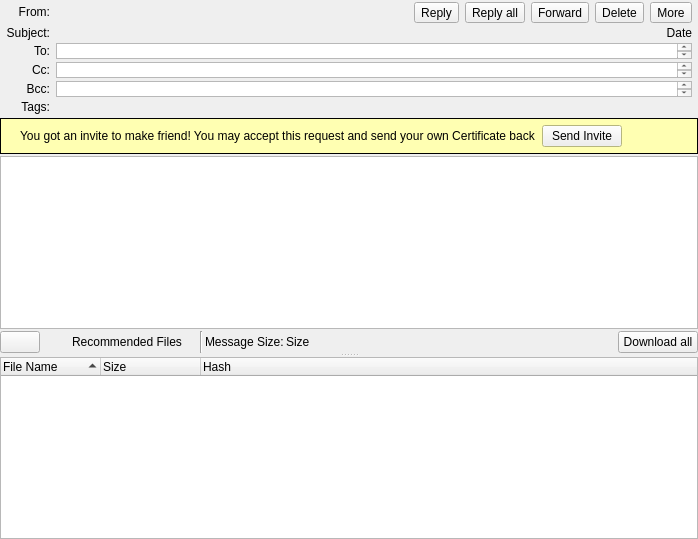
Old version of the form retroshare-gui/src/gui/msgs/MessageWidget.ui in the repository RetroShare/RetroShare.
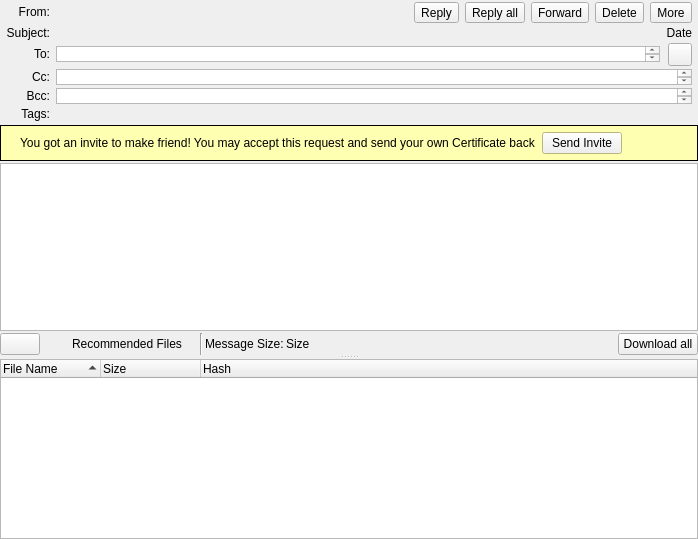
New version of the form. Icons and pictures are not drawn. Custom widgets are drawn as their Qt base class.

Commit message: Added feature for expand to field

What changed in the file:
```diff
--- a/retroshare-gui/src/gui/msgs/MessageWidget.ui
+++ b/retroshare-gui/src/gui/msgs/MessageWidget.ui
@@ -51,93 +51,6 @@
           <property name="verticalSpacing">
            <number>3</number>
           </property>
-          <item row="4" column="0">
-           <widget class="QLabel" name="bccLabel">
-            <property name="sizePolicy">
-             <sizepolicy hsizetype="Expanding" vsizetype="Fixed">
-              <horstretch>0</horstretch>
-              <verstretch>0</verstretch>
-             </sizepolicy>
-            </property>
-            <property name="font">
-             <font>
-              <pointsize>9</pointsize>
-             </font>
-            </property>
-            <property name="text">
-             <string>Bcc:</string>
-            </property>
-            <property name="alignment">
-             <set>Qt::AlignRight|Qt::AlignTrailing|Qt::AlignVCenter</set>
-            </property>
-           </widget>
-          </item>
-          <item row="2" column="0">
-           <widget class="QLabel" name="toLabel">
-            <property name="sizePolicy">
-             <sizepolicy hsizetype="Expanding" vsizetype="Fixed">
-              <horstretch>0</horstretch>
-              <verstretch>0</verstretch>
-             </sizepolicy>
-            </property>
-            <property name="font">
-             <font>
-              <pointsize>9</pointsize>
-             </font>
-            </property>
-            <property name="text">
-             <string>To:</string>
-            </property>
-            <property name="alignment">
-             <set>Qt::AlignRight|Qt::AlignTrailing|Qt::AlignVCenter</set>
-            </property>
-           </widget>
-          </item>
-          <item row="3" column="0">
-           <widget class="QLabel" name="ccLabel">
-            <property name="sizePolicy">
-             <sizepolicy hsizetype="Expanding" vsizetype="Fixed">
-              <horstretch>0</horstretch>
-              <verstretch>0</verstretch>
-             </sizepolicy>
-            </property>
-            <property name="font">
-             <font>
-              <pointsize>9</pointsize>
-             </font>
-            </property>
-            <property name="text">
-             <string>Cc:</string>
-            </property>
-            <property name="alignment">
-             <set>Qt::AlignRight|Qt::AlignTrailing|Qt::AlignVCenter</set>
-            </property>
-            <property name="wordWrap">
-             <bool>false</bool>
-            </property>
-           </widget>
-          </item>
-          <item row="5" column="0">
-           <widget class="QLabel" name="tagsLabel">
-            <property name="sizePolicy">
-             <sizepolicy hsizetype="Expanding" vsizetype="Fixed">
-              <horstretch>0</horstretch>
-              <verstretch>0</verstretch>
-             </sizepolicy>
-            </property>
-            <property name="font">
-             <font>
-              <pointsize>9</pointsize>
-             </font>
-            </property>
-            <property name="text">
-             <string>Tags:</string>
-            </property>
-            <property name="alignment">
-             <set>Qt::AlignRight|Qt::AlignTrailing|Qt::AlignVCenter</set>
-            </property>
-           </widget>
-          </item>
           <item row="1" column="4">
            <widget class="QLabel" name="dateText">
             <property name="sizePolicy">
@@ -290,6 +203,114 @@
             </item>
            </layout>
           </item>
+          <item row="7" column="0">
+           <widget class="QLabel" name="tagsLabel">
+            <property name="sizePolicy">
+             <sizepolicy hsizetype="Expanding" vsizetype="Fixed">
+              <horstretch>0</horstretch>
+              <verstretch>0</verstretch>
+             </sizepolicy>
+            </property>
+            <property name="font">
+             <font>
+              <pointsize>9</pointsize>
+             </font>
+            </property>
+            <property name="text">
+             <string>Tags:</string>
+            </property>
+            <property name="alignment">
+             <set>Qt::AlignRight|Qt::AlignTrailing|Qt::AlignVCenter</set>
+            </property>
+           </widget>
+          </item>
+          <item row="1" column="0">
+           <widget class="QLabel" name="subjectLabel">
+            <property name="sizePolicy">
+             <sizepolicy hsizetype="Expanding" vsizetype="Fixed">
+              <horstretch>0</horstretch>
+              <verstretch>0</verstretch>
+             </sizepolicy>
+            </property>
+            <property name="font">
+             <font>
+              <pointsize>9</pointsize>
+             </font>
+            </property>
+            <property name="text">
+             <string>Subject:</string>
+            </property>
+            <property name="alignment">
+             <set>Qt::AlignRight|Qt::AlignTrailing|Qt::AlignVCenter</set>
+            </property>
+           </widget>
+          </item>
+          <item row="5" column="0">
+           <widget class="QLabel" name="ccLabel">
+            <property name="sizePolicy">
+             <sizepolicy hsizetype="Expanding" vsizetype="Fixed">
+              <horstretch>0</horstretch>
+              <verstretch>0</verstretch>
+             </sizepolicy>
+            </property>
+            <property name="font">
+             <font>
+              <pointsize>9</pointsize>
+             </font>
+            </property>
+            <property name="text">
+             <string>Cc:</string>
+            </property>
+            <property name="alignment">
+             <set>Qt::AlignRight|Qt::AlignTrailing|Qt::AlignVCenter</set>
+            </property>
+            <property name="wordWrap">
+             <bool>false</bool>
+            </property>
+           </widget>
+          </item>
+          <item row="6" column="0">
+           <widget class="QLabel" name="bccLabel">
+            <property name="sizePolicy">
+             <sizepolicy hsizetype="Expanding" vsizetype="Fixed">
+              <horstretch>0</horstretch>
+              <verstretch>0</verstretch>
+             </sizepolicy>
+            </property>
+            <property name="font">
+             <font>
+              <pointsize>9</pointsize>
+             </font>
+            </property>
+            <property name="text">
+             <string>Bcc:</string>
+            </property>
+            <property name="alignment">
+             <set>Qt::AlignRight|Qt::AlignTrailing|Qt::AlignVCenter</set>
+            </property>
+           </widget>
+          </item>
+          <item row="4" column="0">
+           <widget class="QLabel" name="toLabel">
+            <property name="sizePolicy">
+             <sizepolicy hsizetype="Expanding" vsizetype="Fixed">
+              <horstretch>0</horstretch>
+              <verstretch>0</verstretch>
+             </sizepolicy>
+            </property>
+            <property name="font">
+             <font>
+              <pointsize>9</pointsize>
+             </font>
+            </property>
+            <property name="text">
+             <string>To:</string>
+            </property>
+            <property name="alignment">
+             <set>Qt::AlignRight|Qt::AlignTrailing|Qt::AlignVCenter</set>
+            </property>
+           </widget>
+          </item>
           <item row="1" column="1" colspan="3">
            <widget class="QLabel" name="subjectText">
             <property name="sizePolicy">
@@ -313,6 +334,25 @@
             </property>
            </widget>
           </item>
+          <item row="5" column="1" colspan="4">
+           <widget class="RSTextBrowser" name="trans_CCText">
+            <property name="sizePolicy">
+             <sizepolicy hsizetype="Expanding" vsizetype="Maximum">
+              <horstretch>0</horstretch>
+              <verstretch>0</verstretch>
+             </sizepolicy>
+            </property>
+            <property name="maximumSize">
+             <size>
+              <width>16777215</width>
+              <height>16</height>
+             </size>
+            </property>
+            <property name="openExternalLinks">
+             <bool>true</bool>
+            </property>
+           </widget>
+          </item>
           <item row="0" column="1">
            <widget class="QLabel" name="fromText">
             <property name="sizePolicy">
@@ -346,45 +386,7 @@
             </property>
            </widget>
           </item>
-          <item row="2" column="1" colspan="4">
-           <widget class="RSTextBrowser" name="trans_ToText">
-            <property name="sizePolicy">
-             <sizepolicy hsizetype="Expanding" vsizetype="Maximum">
-              <horstretch>0</horstretch>
-              <verstretch>0</verstretch>
-             </sizepolicy>
-            </property>
-            <property name="maximumSize">
-             <size>
-              <width>16777215</width>
-              <height>16</height>
-             </size>
-            </property>
-            <property name="openExternalLinks">
-             <bool>true</bool>
-            </property>
-           </widget>
-          </item>
-          <item row="3" column="1" colspan="4">
-           <widget class="RSTextBrowser" name="trans_CCText">
-            <property name="sizePolicy">
-             <sizepolicy hsizetype="Expanding" vsizetype="Maximum">
-              <horstretch>0</horstretch>
-              <verstretch>0</verstretch>
-             </sizepolicy>
-            </property>
-            <property name="maximumSize">
-             <size>
-              <width>16777215</width>
-              <height>16</height>
-             </size>
-            </property>
-            <property name="openExternalLinks">
-             <bool>true</bool>
-            </property>
-           </widget>
-          </item>
-          <item row="4" column="1" colspan="4">
+          <item row="6" column="1" colspan="4">
            <widget class="RSTextBrowser" name="trans_BCCText">
             <property name="sizePolicy">
              <sizepolicy hsizetype="Expanding" vsizetype="Maximum">
@@ -403,30 +405,9 @@
             </property>
            </widget>
           </item>
-          <item row="5" column="1" colspan="4">
+          <item row="7" column="1" colspan="4">
            <layout class="QHBoxLayout" name="tagLayout"/>
           </item>
-          <item row="1" column="0">
-           <widget class="QLabel" name="subjectLabel">
-            <property name="sizePolicy">
-             <sizepolicy hsizetype="Expanding" vsizetype="Fixed">
-              <horstretch>0</horstretch>
-              <verstretch>0</verstretch>
-             </sizepolicy>
-            </property>
-            <property name="font">
-             <font>
-              <pointsize>9</pointsize>
-             </font>
-            </property>
-            <property name="text">
-             <string>Subject:</string>
-            </property>
-            <property name="alignment">
-             <set>Qt::AlignRight|Qt::AlignTrailing|Qt::AlignVCenter</set>
-            </property>
-           </widget>
-          </item>
           <item row="0" column="0">
            <widget class="QLabel" name="fromLabel">
             <property name="sizePolicy">
@@ -448,6 +429,52 @@
             </property>
            </widget>
           </item>
+          <item row="4" column="1" colspan="4">
+           <layout class="QHBoxLayout" name="horizontalLayout">
+            <property name="spacing">
+             <number>8</number>
+            </property>
+            <item>
+             <widget class="RSTextBrowser" name="trans_ToText">
+              <property name="sizePolicy">
+               <sizepolicy hsizetype="Expanding" vsizetype="Maximum">
+                <horstretch>0</horstretch>
+                <verstretch>0</verstretch>
+               </sizepolicy>
+              </property>
+              <property name="maximumSize">
+               <size>
+                <width>16777215</width>
+                <height>16</height>
+               </size>
+              </property>
+              <property name="openExternalLinks">
+               <bool>true</bool>
+              </property>
+             </widget>
+            </item>
+            <item>
+             <widget class="QToolButton" name="expandButton">
+              <property name="text">
+               <string/>
+              </property>
+              <property name="icon">
+               <iconset resource="../icons.qrc">
+                <normaloff>:/icons/png/down-arrow.png</normaloff>:/icons/png/down-arrow.png</iconset>
+              </property>
+              <property name="checkable">
+               <bool>true</bool>
+              </property>
+              <property name="popupMode">
+               <enum>QToolButton::InstantPopup</enum>
+              </property>
+              <property name="toolButtonStyle">
+               <enum>Qt::ToolButtonTextBesideIcon</enum>
+              </property>
+             </widget>
+            </item>
+           </layout>
+          </item>
          </layout>
         </item>
         <item>
```
The commit also changes 2 other files.
